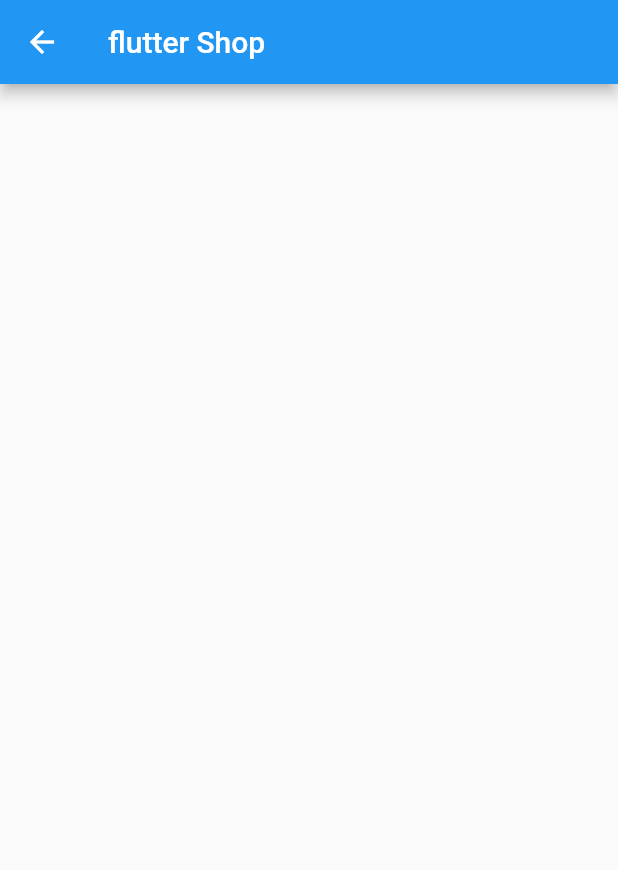
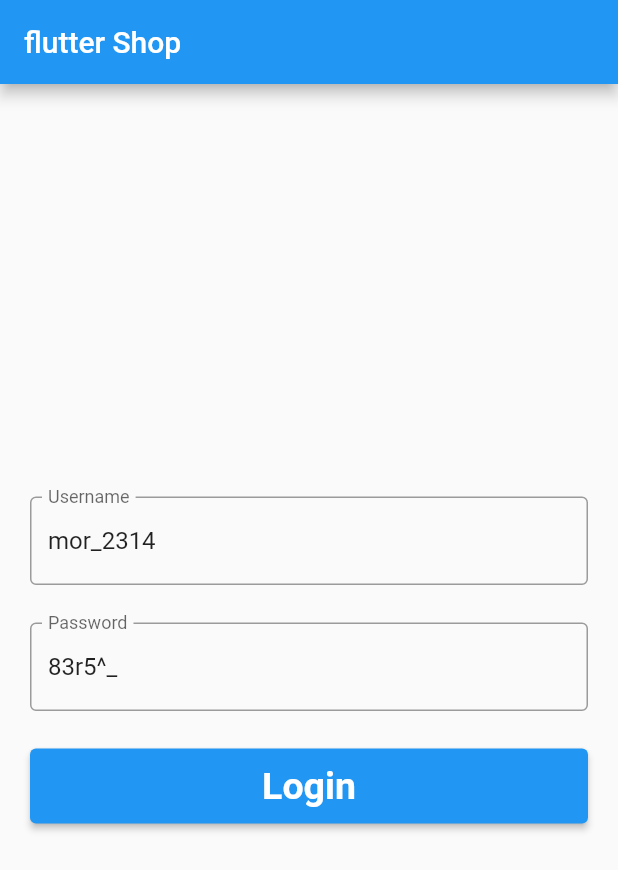
Before and after one commit to LuketeS/Senac20231SemestrePI, a Flutter app: the LoginScreen screen opened directly, on a phone screen of 412 x 824 dp. Shown: the top 870 px of the screen. Run offline on Flutter 3.47's test engine with Material 2 defaults, Android fonts, the phone set to English and light mode, and no system bars.

Commit message:
login page added

```diff
--- a/lib/login_screen.dart
+++ b/lib/login_screen.dart
@@ -1,14 +1,79 @@
+import 'package:ecommerce_test/all_categories.dart';
+import 'package:ecommerce_test/service.dart';
 import 'package:flutter/material.dart';
 
 class LoginScreen extends StatelessWidget {
-  const LoginScreen({key}) : super(key: key);
-
+  TextEditingController usernameCont = TextEditingController(text: 'mor_2314');
+  TextEditingController passwordCont = TextEditingController(text: '83r5^_');
   @override
   Widget build(BuildContext context) {
     return Scaffold(
       appBar: AppBar(
         title: Text('flutter Shop'),
       ),
+      body: Container(
+        margin: EdgeInsets.all(20),
+        width: MediaQuery.of(context).size.width,
+        height: MediaQuery.of(context).size.height,
+        child: Column(
+          mainAxisAlignment: MainAxisAlignment.center,
+          crossAxisAlignment: CrossAxisAlignment.center,
+          children: [
+            TextField(
+              controller: usernameCont,
+              decoration: InputDecoration(
+                labelText: "Username",
+                border: OutlineInputBorder(),
+              ),
+            ),
+            SizedBox(
+              height: 25,
+            ),
+            TextField(
+              controller: passwordCont,
+              decoration: InputDecoration(
+                labelText: "Password",
+                border: OutlineInputBorder(),
+              ),
+            ),
+            SizedBox(
+              height: 25,
+            ),
+            Container(
+              height: 50,
+              width: MediaQuery.of(context).size.width,
+              child: ElevatedButton(
+                onPressed: () async {
+                  final getToken = await ApiService()
+                      .userLogin(usernameCont.text, passwordCont.text);
+
+                  if (getToken['token'] != null) {
+                    ScaffoldMessenger.of(context)
+                        .showSnackBar(SnackBar(content: Text('Login Success')));
+
+                    Future.delayed(Duration(seconds: 2), () {
+                      Navigator.pushReplacement(context,
+                          MaterialPageRoute(builder: (context) {
+                        return AllCategories();
+                      }));
+                    });
+                  } else {
+                    ScaffoldMessenger.of(context).showSnackBar(SnackBar(
+                        content: Text('Incorrect Username or Password')));
+                  }
+                },
+                child: Text(
+                  "Login",
+                  style: TextStyle(
+                    fontSize: 25,
+                    fontWeight: FontWeight.bold,
+                  ),
+                ),
+              ),
+            ),
+          ],
+        ),
+      ),
     );
   }
 }
--- a/lib/main.dart
+++ b/lib/main.dart
@@ -1,6 +1,7 @@
 import 'package:ecommerce_test/CategoryWise.dart';
 import 'package:ecommerce_test/all_categories.dart';
 import 'package:ecommerce_test/home.dart';
+import 'package:ecommerce_test/login_screen.dart';
 import 'package:ecommerce_test/service.dart';
 import 'package:flutter/material.dart';
 
@@ -13,7 +14,7 @@ class MyApp extends StatelessWidget {
   Widget build(BuildContext context) {
     return MaterialApp(
       debugShowCheckedModeBanner: false,
-      home: Scaffold(body: AllCategories()),
+      home: Scaffold(body: LoginScreen()),
     );
   }
 }
```
